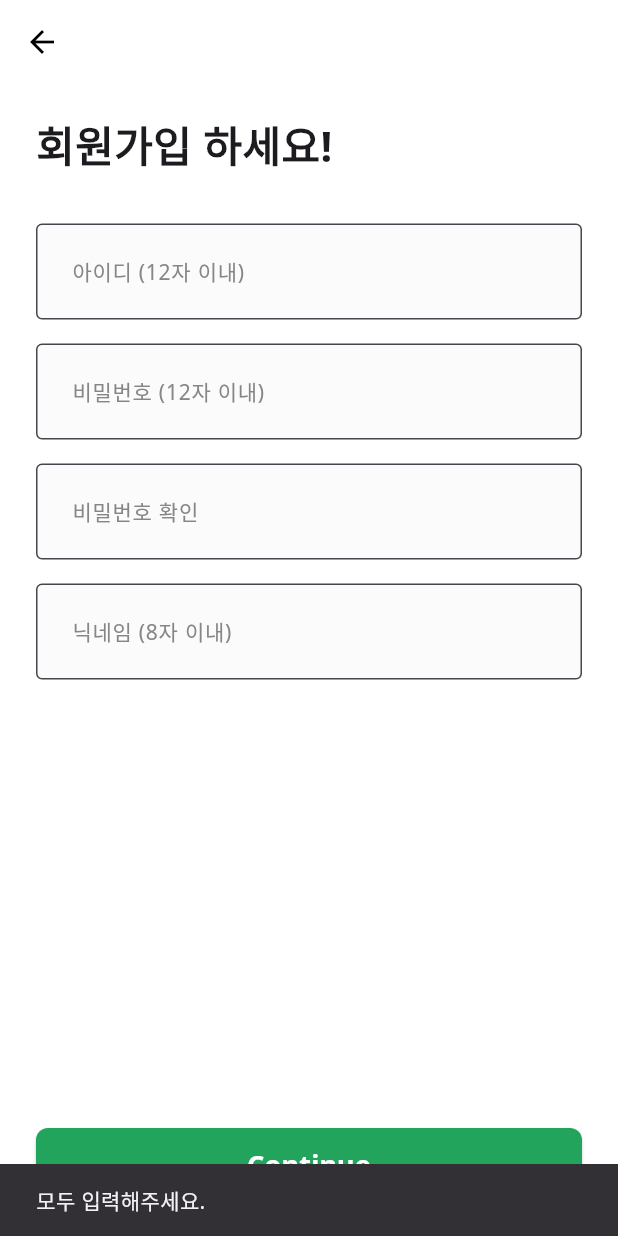
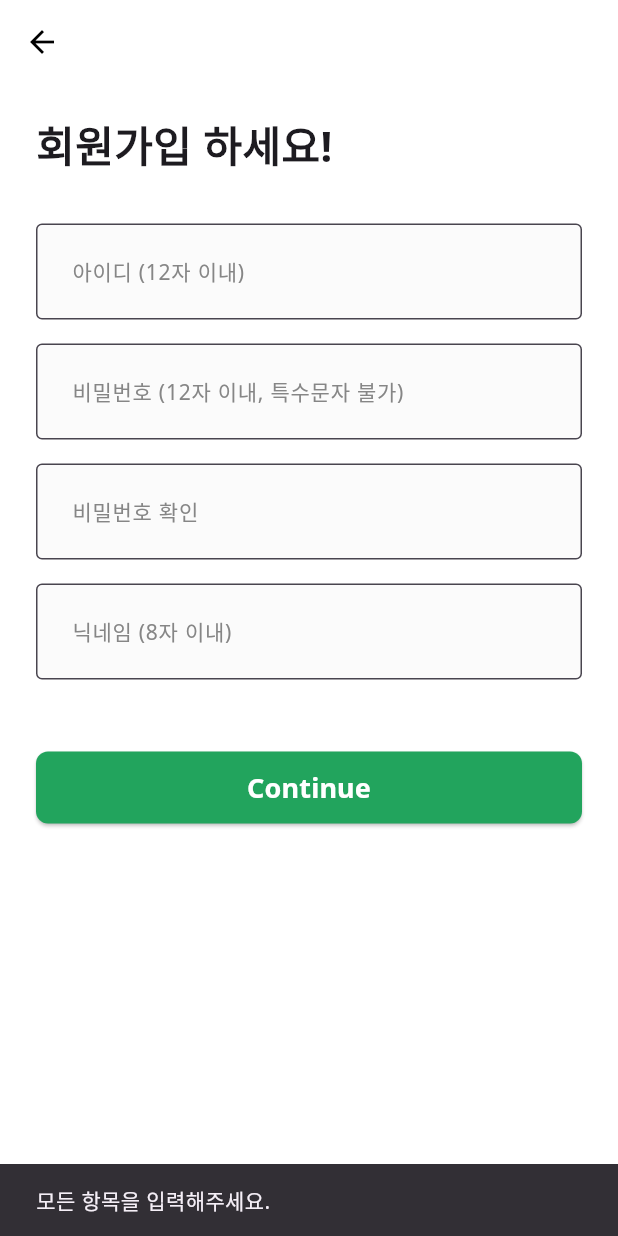
Before and after one commit to SeongYeonUk/food_recipe_app, a Flutter app: the SignUpScreen screen opened by its route, after a tap on "Continue", on a phone screen of 412 x 824 dp. Run offline on Flutter 3.47's test engine with Material 3 defaults, Android fonts, the light colour scheme and no system bars.

Commit message:
텍스트 잘못 쓰여진 부분 수정

```diff
--- a/frontend/lib/screens/signup_screen.dart
+++ b/frontend/lib/screens/signup_screen.dart
@@ -31,35 +31,39 @@ class _SignUpScreenState extends State<SignUpScreen> {
   }
 
   void _signUp() async {
+    // ScaffoldMessenger를 미리 가져옵니다. context 관련 경고를 피하기 위함입니다.
     final scaffoldMessenger =
     ScaffoldMessenger.of(_scaffoldKey.currentContext!);
 
-    final id = _idController.text;
+    final uid = _idController.text;
     final password = _passwordController.text;
     final passwordConfirm = _passwordConfirmController.text;
     final nickname = _nicknameController.text;
 
+    // 비밀번호 유효성 검사를 위한 정규식
     final passwordValidationRegExp = RegExp(r'^[a-zA-Z0-9]+$');
     final hasLetters = RegExp(r'[a-zA-Z]').hasMatch(password);
     final hasNumbers = RegExp(r'[0-9]').hasMatch(password);
 
-    if (id.isEmpty ||
+    // 1. 빈칸 확인
+    if (uid.isEmpty ||
         password.isEmpty ||
         passwordConfirm.isEmpty ||
         nickname.isEmpty) {
       scaffoldMessenger
-          .showSnackBar(const SnackBar(content: Text('모두 입력해주세요.')));
+          .showSnackBar(const SnackBar(content: Text('모든 항목을 입력해주세요.')));
       return;
     }
 
+    // 2. 유효성 검사
+    if (uid.length > 12) {
+      scaffoldMessenger
+          .showSnackBar(const SnackBar(content: Text('아이디는 12글자 이내로 설정해주세요.')));
+      return;
+    }
     if (nickname.length > 8) {
       scaffoldMessenger
           .showSnackBar(const SnackBar(content: Text('닉네임은 8글자 이내로 설정해주세요.')));
-      return;
-    }
-    if (id.length > 12) {
-      scaffoldMessenger
-          .showSnackBar(const SnackBar(content: Text('아이디는 12글자 이내로 설정해주세요.')));
       return;
     }
     if (password.length > 12) {
@@ -83,14 +87,16 @@ class _SignUpScreenState extends State<SignUpScreen> {
       return;
     }
 
-    final success = await _userRepository.signUp(id, password, nickname);
+    // 3. UserRepository를 통해 서버에 회원가입 요청
+    final success = await _userRepository.signUp(uid, password, nickname);
 
+    // 4. 결과에 따른 UI 처리 (mounted 확인 필수)
     if (mounted) {
       if (success) {
         showSuccessDialog();
       } else {
-        scaffoldMessenger
-            .showSnackBar(const SnackBar(content: Text('이미 존재하는 아이디입니다.')));
+        scaffoldMessenger.showSnackBar(
+            const SnackBar(content: Text('이미 존재하는 아이디 또는 닉네임입니다.')));
       }
     }
   }
@@ -106,8 +112,8 @@ class _SignUpScreenState extends State<SignUpScreen> {
           actions: [
             TextButton(
               onPressed: () {
-                Navigator.of(dialogContext).pop();
-                Navigator.of(context).pop();
+                Navigator.of(dialogContext).pop(); // 다이얼로그 닫기
+                Navigator.of(context).pop(); // 회원가입 화면 닫기
               },
               child: const Text('확인'),
             ),
@@ -131,28 +137,21 @@ class _SignUpScreenState extends State<SignUpScreen> {
         ),
       ),
       body: SafeArea(
-        child: Padding(
+        child: SingleChildScrollView(
           padding: const EdgeInsets.symmetric(horizontal: 24.0),
           child: Column(
             crossAxisAlignment: CrossAxisAlignment.stretch,
             children: [
-              Expanded(
-                child: SingleChildScrollView(
-                  child: Column(
-                    crossAxisAlignment: CrossAxisAlignment.start,
-                    children: [
               const SizedBox(height: 20),
               const Text('회원가입 하세요!',
-                          style: TextStyle(
-                              fontSize: 28, fontWeight: FontWeight.bold)),
+                  style: TextStyle(fontSize: 28, fontWeight: FontWeight.bold)),
               const SizedBox(height: 32.0),
               CustomTextForm(
-                          controller: _idController,
-                          hintText: '아이디 (12자 이내)'),
+                  controller: _idController, hintText: '아이디 (12자 이내)'),
               const SizedBox(height: 16.0),
               CustomTextForm(
                   controller: _passwordController,
-                          hintText: '비밀번호 (12자 이내)',
+                  hintText: '비밀번호 (12자 이내, 특수문자 불가)',
                   obscureText: true),
               const SizedBox(height: 16.0),
               CustomTextForm(
@@ -161,15 +160,9 @@ class _SignUpScreenState extends State<SignUpScreen> {
                   obscureText: true),
               const SizedBox(height: 16.0),
               CustomTextForm(
-                          controller: _nicknameController,
-                          hintText: '닉네임 (8자 이내)'),
-                    ],
-                  ),
-                ),
-              ),
-              Padding(
-                padding: const EdgeInsets.only(top: 16.0, bottom: 24.0),
-                child: ElevatedButton(
+                  controller: _nicknameController, hintText: '닉네임 (8자 이내)'),
+              const SizedBox(height: 48.0),
+              ElevatedButton(
                 onPressed: _signUp,
                 style: ElevatedButton.styleFrom(
                   backgroundColor: PRIMARY_COLOR,
@@ -183,7 +176,7 @@ class _SignUpScreenState extends State<SignUpScreen> {
                         fontWeight: FontWeight.bold,
                         color: Colors.white)),
               ),
-              ),
+              const SizedBox(height: 24.0),
             ],
           ),
         ),
```
Also changed, not shown: frontend/lib/screens/login_screen.dart (+39 -33 lines), frontend/lib/screens/start_screen.dart (+7 -3 lines), frontend/lib/user/user_repository.dart (+54 -32 lines), frontend/asset/img/page2.png (deleted), frontend/asset/img/page3.png (deleted). Lines whose indentation alone changed are shown as unchanged.
